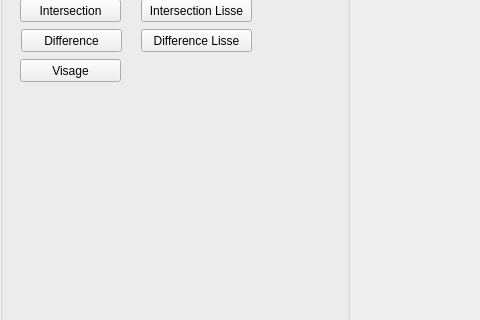
First picture: the form in AppTinyMesh/UI/interface.ui, repository AlexTheHugMachine/mg_2023, before the edit; both pictures show x 0 to 480 and y 340 to 660 of the 1200 by 1000 pixel window.
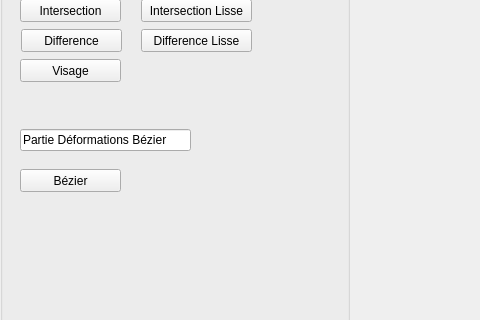
Second picture: the form after the edit.

Commit message: ajout bezier

Diff of the .ui file:
```diff
--- a/AppTinyMesh/UI/interface.ui
+++ b/AppTinyMesh/UI/interface.ui
@@ -301,6 +301,32 @@
         <string>Choix d'objet à faire apparaître</string>
        </property>
       </widget>
+      <widget class="QPushButton" name="bezier_button">
+       <property name="geometry">
+        <rect>
+         <x>20</x>
+         <y>490</y>
+         <width>101</width>
+         <height>23</height>
+        </rect>
+       </property>
+       <property name="text">
+        <string>Bézier</string>
+       </property>
+      </widget>
+      <widget class="QLineEdit" name="titreRotateXslider_6">
+       <property name="geometry">
+        <rect>
+         <x>20</x>
+         <y>450</y>
+         <width>171</width>
+         <height>22</height>
+        </rect>
+       </property>
+       <property name="text">
+        <string>Partie Déformations Bézier</string>
+       </property>
+      </widget>
      </widget>
     </item>
     <item>
```
The commit also changes 6 other files.
